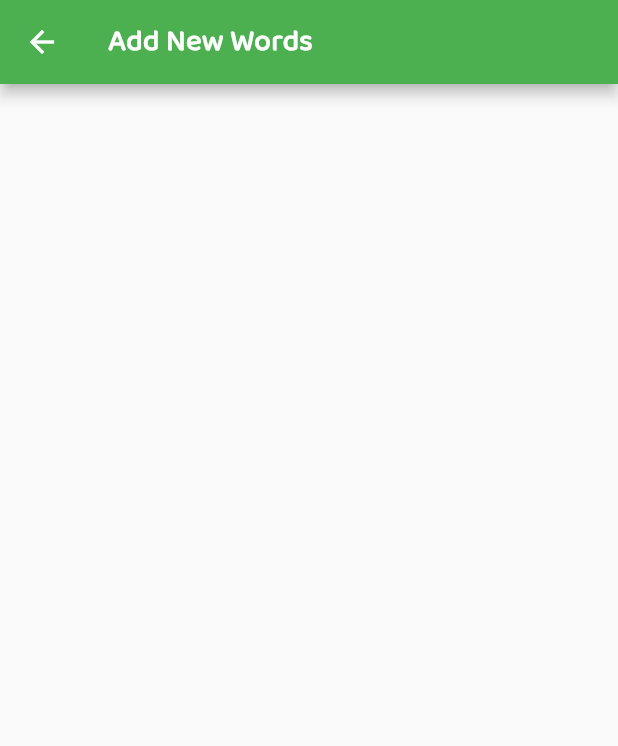
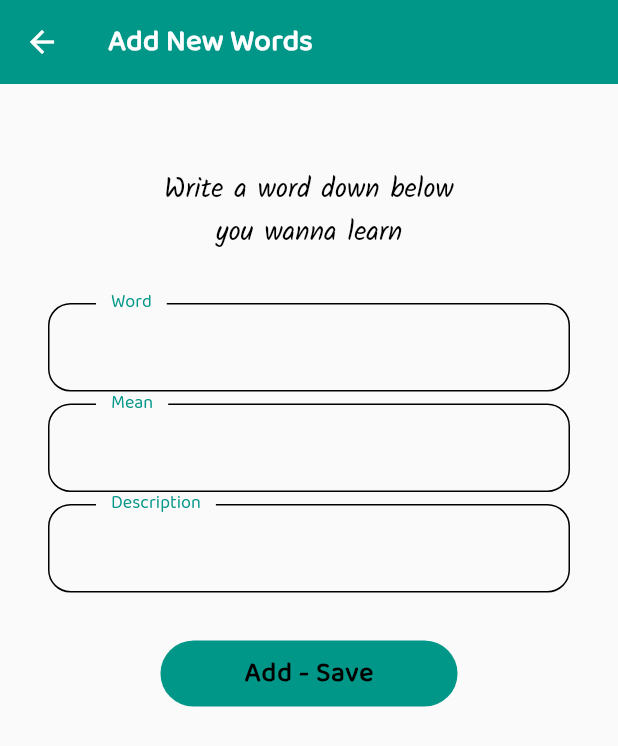
Before and after one commit to furkan-A/Word_Cards, a Flutter app: the screen it shows after launch, after a tap on the "add" icon, on a phone screen of 412 x 824 dp. Shown: the top 746 px of the screen. Run offline on Flutter 3.47's test engine with Material 2 defaults, Android fonts, the phone set to English and light mode, and no system bars; our stand-ins replace flip_card.

Commit message:
App's 'Add New Word' section is developed

```diff
--- a/lib/add_word.dart
+++ b/lib/add_word.dart
@@ -1,23 +1,145 @@
 import 'package:flutter/material.dart';
+import 'package:words/vocabulary.dart';
+import 'package:words/word.dart';
 
 import 'constants.dart';
 
+// ignore: must_be_immutable
 class AddWord extends StatelessWidget {
-  const AddWord({Key? key}) : super(key: key);
+  Vocabulary vocabulary;
+
+  AddWord({Key? key, required this.vocabulary}) : super(key: key);
+
   static String title = 'Add New Words';
   @override
   Widget build(BuildContext context) {
     return Scaffold(
-      appBar: AppBar(
-        title: Text(
-          title,
-          style: appBarStyle,
+      // resizeToAvoidBottomInset: false,
+      appBar: myAppBar(title),
+      body: SingleChildScrollView(
+        // primary: false,
+        child: SafeArea(
+          child: SizedBox(
+            width: double.infinity,
+            child: Padding(
+              padding:
+                  const EdgeInsets.symmetric(vertical: 8.0, horizontal: 32),
+              child: Column(
+                mainAxisAlignment: MainAxisAlignment.center,
+                children: [
+                  const SizedBox(height: 48),
+                  Text(
+                    'Write a word down below \nyou wanna learn',
+                    style: wordStyle2,
+                    textAlign: TextAlign.center,
+                  ),
+                  NewWord(vocabulary: vocabulary),
+                ],
+              ),
+            ),
+          ),
         ),
-        backgroundColor: Colors.green,
-      ),
-      body: SafeArea(
-        child: Column(),
       ),
     );
   }
 }
+
+// ignore: must_be_immutable
+class NewWord extends StatefulWidget {
+  Vocabulary vocabulary;
+  NewWord({Key? key, required this.vocabulary}) : super(key: key);
+
+  @override
+  // ignore: no_logic_in_create_state
+  _NewWordState createState() => _NewWordState(vocabulary: vocabulary);
+}
+
+class _NewWordState extends State<NewWord> {
+  Vocabulary vocabulary;
+  _NewWordState({required this.vocabulary});
+
+  final GlobalKey<FormState> _formKey = GlobalKey<FormState>();
+  String key = '';
+  String mean = '';
+  String desc = '';
+  late Word newWord;
+
+  @override
+  Widget build(BuildContext context) {
+    return Form(
+      key: _formKey,
+      child: Column(
+        children: [
+          const SizedBox(height: 32),
+          buildTextFormField('Word'),
+          const SizedBox(height: 8),
+          buildTextFormField('Mean'),
+          const SizedBox(height: 8),
+          buildTextFormField('Description'),
+          const SizedBox(height: 24),
+          TextButton(
+            onPressed: () {
+              if (_formKey.currentState!.validate()) {
+                // process
+                newWord = Word(key: key, mean: mean, desc: desc);
+                vocabulary.addNewWord(newWord);
+
+                // if word is successfully added then write toast message.
+                // ignore: deprecated_member_use
+                Scaffold.of(context).showSnackBar(
+                  const SnackBar(
+                    content: Text('The word is added!'),
+                  ),
+                );
+                // after snackbar clear the form fields
+                _formKey.currentState!.reset();
+              }
+            },
+            child: createButton('Add - Save'),
+            // style: ButtonStyle(),
+          ),
+        ],
+      ),
+    );
+  }
+
+  TextFormField buildTextFormField(String label) {
+    return TextFormField(
+      validator: (value) {
+        if (value == null || value.isEmpty && label != 'Description') {
+          return 'Please enter a word';
+        } else if (label == 'Word') {
+          key = value;
+        } else if (label == 'Mean') {
+          mean = value;
+        } else if (label == 'Description') {
+          desc = value;
+        }
+      },
+      decoration: InputDecoration(
+        labelText: label,
+        // hintText: "Enter your word",
+        floatingLabelBehavior: FloatingLabelBehavior.always,
+        contentPadding: const EdgeInsets.symmetric(
+          horizontal: 42,
+          vertical: 20,
+        ),
+        enabledBorder: OutlineInputBorder(
+          borderRadius: BorderRadius.circular(15),
+          borderSide: const BorderSide(color: kTextColor),
+          gapPadding: 10,
+        ),
+        focusedBorder: OutlineInputBorder(
+          borderRadius: BorderRadius.circular(15),
+          borderSide: const BorderSide(color: kTextColor),
+          gapPadding: 10,
+        ),
+
+        labelStyle: const TextStyle(
+          color: Colors.teal,
+          fontFamily: 'Baloo',
+        ),
+      ),
+    );
+  }
+}
--- a/lib/constants.dart
+++ b/lib/constants.dart
@@ -13,8 +13,42 @@ TextStyle buttonStyle2 = const TextStyle(
 TextStyle wordStyle =
     const TextStyle(fontFamily: 'Kalam', color: Colors.black, fontSize: 24);
 
+TextStyle wordStyle2 =
+    const TextStyle(fontFamily: 'Kalam', color: Colors.black, fontSize: 18);
 TextStyle descStyle =
     const TextStyle(fontFamily: 'Kalam', color: Colors.black, fontSize: 16);
 
 TextStyle appBarStyle = const TextStyle(
-    fontFamily: 'Baloo', fontWeight: FontWeight.bold, letterSpacing: 0.2);
+    fontFamily: 'Baloo',
+    color: Colors.white,
+    fontWeight: FontWeight.bold,
+    letterSpacing: 0.2);
+
+const kTextColor = Colors.black;
+const kButtonColor = Colors.teal;
+
+AppBar myAppBar(String title) => AppBar(
+      elevation: 0,
+      title: Text(
+        title,
+        style: appBarStyle,
+      ),
+      backgroundColor: Colors.teal,
+    );
+
+Container createButton(String title) {
+  return Container(
+    padding: const EdgeInsets.symmetric(
+      horizontal: 56.0,
+      vertical: 8.0,
+    ),
+    decoration: BoxDecoration(
+      color: kButtonColor,
+      borderRadius: BorderRadius.circular(25),
+    ),
+    child: Text(
+      title,
+      style: buttonStyle,
+    ),
+  );
+}
--- a/lib/main.dart
+++ b/lib/main.dart
@@ -2,6 +2,8 @@ import 'package:flutter/material.dart';
 import 'package:words/add_word.dart';
 import 'package:words/learn_words.dart';
 import 'package:words/test_yourself.dart';
+import 'package:words/theme.dart';
+import 'package:words/vocabulary.dart';
 import 'package:words/words_ui.dart';
 import 'constants.dart';
 
@@ -14,38 +16,42 @@ class MyApp extends StatelessWidget {
 
   @override
   Widget build(BuildContext context) {
-    return const MaterialApp(
-      // theme: ThemeData(accentColor: Colors.grey),
+    return MaterialApp(
+      // theme: theme(),
       home: HomePage(),
     );
   }
 }
 
+// ignore: must_be_immutable
 class HomePage extends StatelessWidget {
-  const HomePage({Key? key}) : super(key: key);
+  HomePage({Key? key}) : super(key: key);
 
   static const String _title = "Word Cards";
+  Vocabulary vocab = Vocabulary();
 
   @override
   Widget build(BuildContext context) {
     return MaterialApp(
+      theme: theme(),
       home: Scaffold(
         floatingActionButton: FloatingActionButton(
           onPressed: () {
             Route route = MaterialPageRoute(builder: (context) {
-              return const AddWord();
+              return AddWord(vocabulary: vocab);
             });
             Navigator.push(context, route);
           },
-          child: const Icon(Icons.add),
-          backgroundColor: Colors.green,
+          child: const Icon(
+            Icons.add,
+            color: Colors.black,
+          ),
+          backgroundColor: kButtonColor,
         ),
         appBar: AppBar(
-          title: Text(
+          title: const Text(
             _title,
-            style: appBarStyle,
           ),
-          backgroundColor: Colors.green[800],
           actions: <Widget>[
             IconButton(
               onPressed: () {},
@@ -65,7 +71,7 @@ class HomePage extends StatelessWidget {
                 GestureDetector(
                   onTap: () {
                     Route route = MaterialPageRoute(builder: (context) {
-                      return const LearnWord();
+                      return LearnWord(vocabulary: vocab);
                     });
                     Navigator.push(context, route);
                   },
@@ -102,19 +108,4 @@ class HomePage extends StatelessWidget {
       ),
     );
   }
-
-  Container createButton(String title) {
-    return Container(
-      padding:
-          const EdgeInsets.only(left: 70.0, top: 8.0, right: 70.0, bottom: 8.0),
-      decoration: BoxDecoration(
-        color: Colors.green,
-        borderRadius: BorderRadius.circular(25),
-      ),
-      child: Text(
-        title,
-        style: buttonStyle,
-      ),
-    );
-  }
 }
--- a/lib/vocabulary.dart
+++ b/lib/vocabulary.dart
@@ -28,6 +28,11 @@ class Vocabulary {
   //     _index++;
   //   }
   // }
+  // void previousIndex() {
+  //   if (_index > 0) {
+  //     _index--;
+  //   }
+  //
 
   String getKey() {
     if (_index + 1 < wordBank.length) {
```
Also changed, not shown: lib/learn_words.dart (+45 -35 lines).
